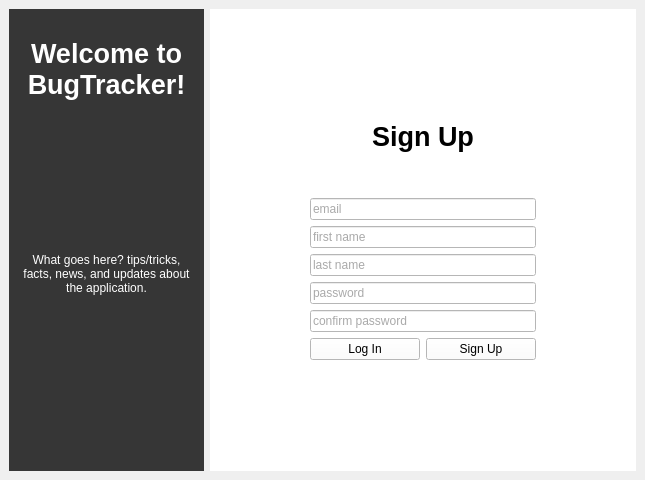
This is authdialog.ui in JoshMcCPro/BugTracker as Qt 5 draws it before an edit. The edited form follows.
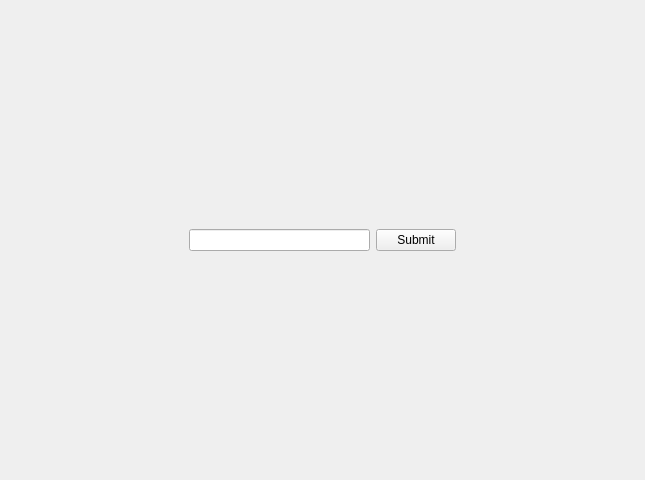
This is the edited form. The open tabs and pages were chosen to show the change. Icons and pictures are not drawn.

The edit to the form file:
```diff
--- a/authdialog.ui
+++ b/authdialog.ui
@@ -733,18 +733,86 @@
        </item>
       </layout>
      </widget>
-     <widget class="QWidget" name="page">
-      <widget class="QWidget" name="verticalLayoutWidget">
-       <property name="geometry">
-        <rect>
-         <x>160</x>
-         <y>170</y>
-         <width>2</width>
-         <height>2</height>
-        </rect>
-       </property>
-       <layout class="QVBoxLayout" name="verticalLayout"/>
-      </widget>
+     <widget class="QWidget" name="Page_EmailCode">
+      <layout class="QHBoxLayout" name="horizontalLayout_4">
+       <item>
+        <layout class="QVBoxLayout" name="verticalLayout_2">
+         <item>
+          <spacer name="verticalSpacer_2">
+           <property name="orientation">
+            <enum>Qt::Vertical</enum>
+           </property>
+           <property name="sizeHint" stdset="0">
+            <size>
+             <width>20</width>
+             <height>40</height>
+            </size>
+           </property>
+          </spacer>
+         </item>
+         <item>
+          <layout class="QHBoxLayout" name="horizontalLayout_5">
+           <item>
+            <spacer name="horizontalSpacer">
+             <property name="orientation">
+              <enum>Qt::Horizontal</enum>
+             </property>
+             <property name="sizeHint" stdset="0">
+              <size>
+               <width>40</width>
+               <height>20</height>
+              </size>
+             </property>
+            </spacer>
+           </item>
+           <item>
+            <widget class="QLineEdit" name="lineEdit">
+             <property name="sizePolicy">
+              <sizepolicy hsizetype="Expanding" vsizetype="Fixed">
+               <horstretch>0</horstretch>
+               <verstretch>0</verstretch>
+              </sizepolicy>
+             </property>
+            </widget>
+           </item>
+           <item>
+            <widget class="QPushButton" name="pushButton">
+             <property name="text">
+              <string>Submit</string>
+             </property>
+            </widget>
+           </item>
+           <item>
+            <spacer name="horizontalSpacer_2">
+             <property name="orientation">
+              <enum>Qt::Horizontal</enum>
+             </property>
+             <property name="sizeHint" stdset="0">
+              <size>
+               <width>40</width>
+               <height>20</height>
+              </size>
+             </property>
+            </spacer>
+           </item>
+          </layout>
+         </item>
+         <item>
+          <spacer name="verticalSpacer">
+           <property name="orientation">
+            <enum>Qt::Vertical</enum>
+           </property>
+           <property name="sizeHint" stdset="0">
+            <size>
+             <width>20</width>
+             <height>40</height>
+            </size>
+           </property>
+          </spacer>
+         </item>
+        </layout>
+       </item>
+      </layout>
      </widget>
     </widget>
    </item>
```
